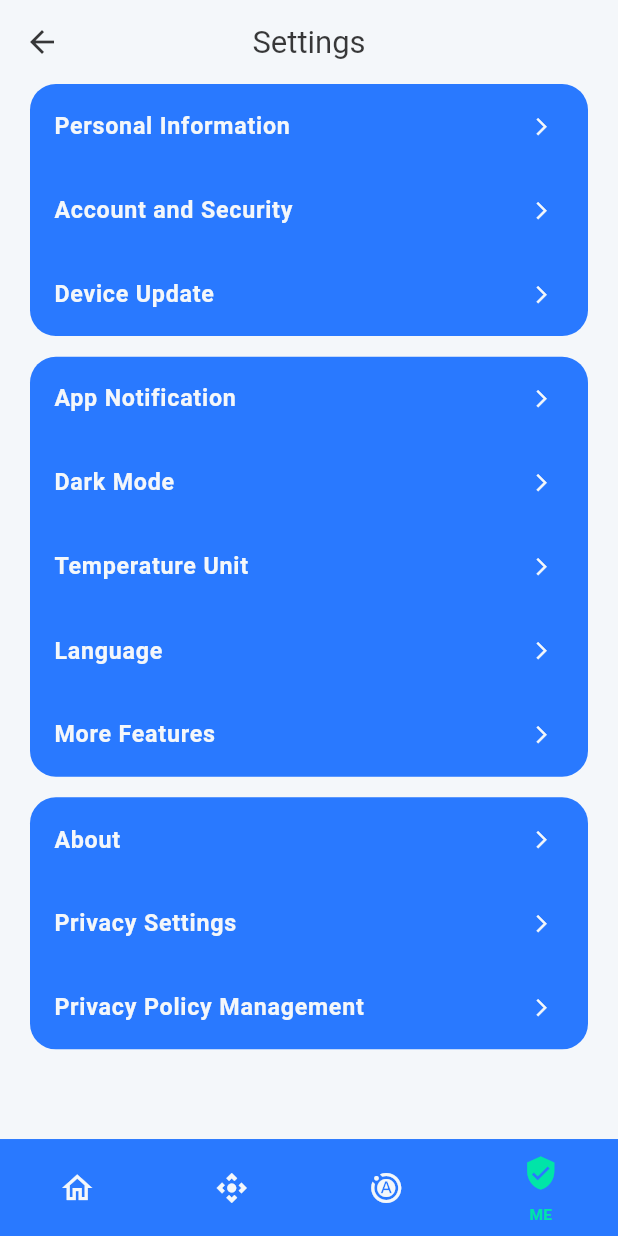
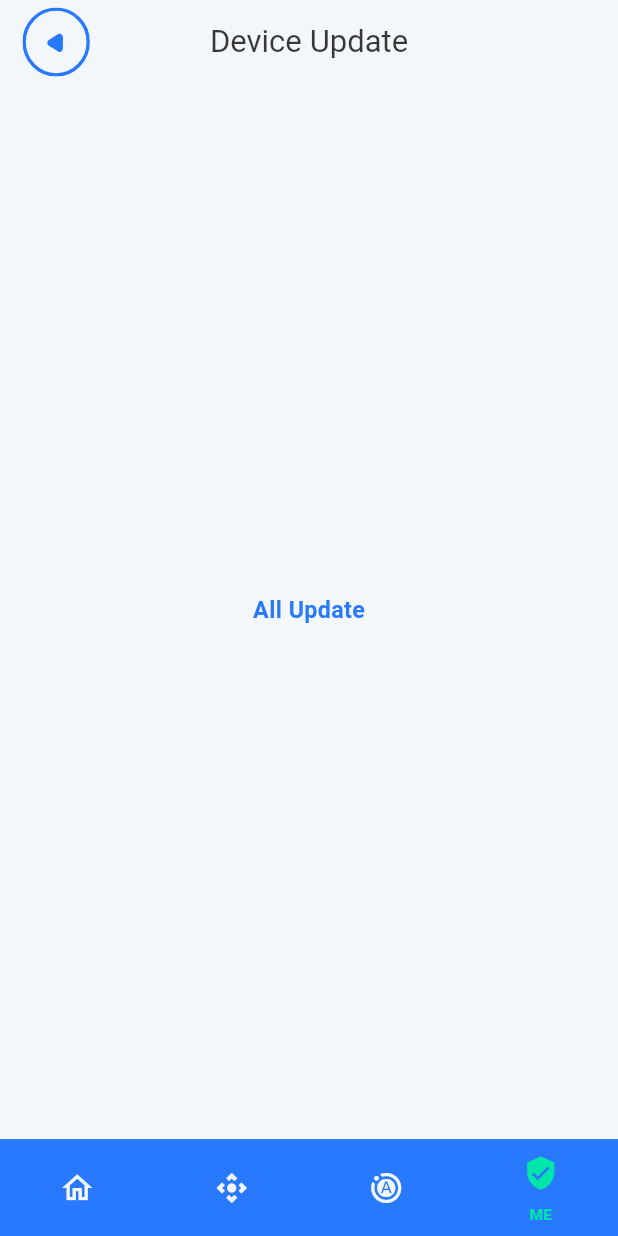
Before and after one commit to hussienkhater/evoliving-app, a Flutter app: the SettingsScreen screen opened by its route, after a tap on "Device Update", on a phone screen of 412 x 824 dp. Run offline on Flutter 3.47's test engine with Material 3 defaults, Android fonts, the phone set to English and light mode, and no system bars; our stand-ins replace animate_do, bloc, cloud_firestore, connectivity_plus, dartx, dio and 18 more; missing offline and left inert: app_settings, form_inputs, theme_tailor_annotation; accounts and stored records are empty; generated files the repository leaves out were written again; project files that could hold a hidden picture were left out.

Commit message:
device update screen finished

```diff
--- a/lib/app/core/routing/router.dart
+++ b/lib/app/core/routing/router.dart
@@ -1,5 +1,6 @@
 import 'package:evoliving/app/features/profile/presentation/profile.dart';
 import 'package:evoliving/app/features/settings/sub_features/account_and_security/presentation/account_and_security_screen.dart';
+import 'package:evoliving/app/features/settings/sub_features/device_update/presentation/device_update.dart';
 import 'package:evoliving/app/features/settings/sub_features/personal_information/presentation/personal_information.dart';
 import 'package:flutter/material.dart';
 import 'package:flutter_bloc/flutter_bloc.dart';
@@ -187,6 +188,11 @@ final appRouter = GoRouter(
                           const AccountAndSecurityScreen(),
                     ),
                     GoRoute(
+                      name: DeviceUpdate.name,
+                      path: DeviceUpdate.name,
+                      builder: (context, state) => const DeviceUpdate(),
+                    ),
+                    GoRoute(
                       name: AboutScreen.name,
                       path: AboutScreen.name,
                       builder: (context, state) => const AboutScreen(),
--- a/lib/app/features/settings/presentation/settings_screen.dart
+++ b/lib/app/features/settings/presentation/settings_screen.dart
@@ -1,4 +1,5 @@
 import 'package:evoliving/app/features/settings/sub_features/account_and_security/presentation/account_and_security_screen.dart';
+import 'package:evoliving/app/features/settings/sub_features/device_update/presentation/device_update.dart';
 import 'package:evoliving/app/features/settings/sub_features/personal_information/presentation/personal_information.dart';
 import 'package:flutter/material.dart';
 import 'package:flutter_screenutil/flutter_screenutil.dart';
@@ -38,7 +39,7 @@ class SettingsScreen extends StatelessWidget {
                     route: PersonalInformationScreen.name),
                 SettingsItem(
                     title: 'Account and Security', route: AccountAndSecurityScreen.name),
-                SettingsItem(title: 'Device Update', route: '/device-update'),
+                SettingsItem(title: 'Device Update', route: DeviceUpdate.name),
               ],
             ),
             Gap(16.h),
--- /dev/null
+++ b/lib/app/features/settings/sub_features/device_update/presentation/device_update.dart
@@ -0,0 +1,43 @@
+import 'package:evoliving/app/widgets/app_text_form_field.dart';
+import 'package:flutter/material.dart';
+import 'package:flutter_screenutil/flutter_screenutil.dart';
+import 'package:flutter_svg/flutter_svg.dart';
+import 'package:gap/gap.dart';
+import 'package:go_router/go_router.dart';
+import 'package:evoliving/app/core/assets_gen/assets.gen.dart';
+import 'package:evoliving/app/core/extension_methods/text_style_x.dart';
+import 'package:evoliving/app/core/theming/app_colors_extension.dart';
+import 'package:evoliving/app/core/theming/text_theme_extension.dart';
+import 'package:evoliving/app/widgets/screen.dart';
+
+class DeviceUpdate extends StatelessWidget {
+  const DeviceUpdate({super.key});
+
+  static const String name = 'device-update';
+
+  @override
+  Widget build(BuildContext context) {
+    return Screen(
+        appBar: AppBar(
+          title: Text('Device Update', style: context.textThemeX.heading),
+          centerTitle: true,
+          leadingWidth: 80.w,
+          leading: Padding(
+            padding: EdgeInsets.symmetric(horizontal: 16.w),
+            child: InkWell(
+              child: Assets.svgs.backArrow.svg(),
+              onTap: () => context.pop(),
+            ),
+          ),
+        ),
+        body: Center(
+          child: Text(
+            'All Update',
+            style: context.textThemeX.large.copyWith(
+              color: context.colorsX.primary,
+              fontWeight: FontWeight.bold,
+            ),
+          ),
+        ));
+  }
+}
```
